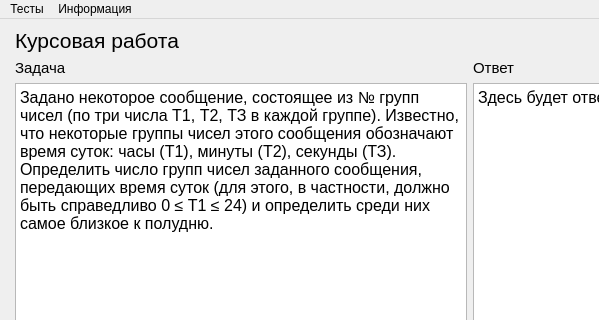
First picture: the form in mainwindow.ui, repository sddwbbs/karina_coursework, before the edit; both pictures show x 0 to 599 and y 0 to 320 of the 939 by 607 pixel window.
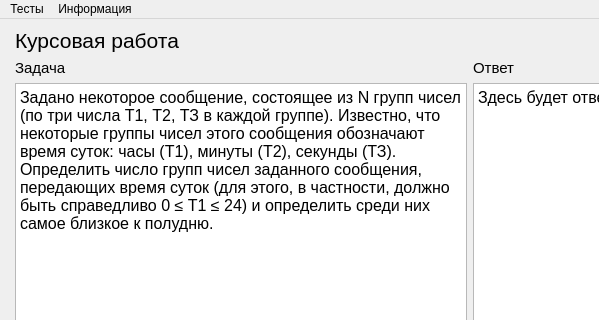
Second picture: the form after the edit.

The edit to the form file:
```diff
--- a/mainwindow.ui
+++ b/mainwindow.ui
@@ -80,7 +80,7 @@
          <bool>true</bool>
         </property>
         <property name="plainText">
-         <string>Задано некоторое сообщение, состоящее из № групп чисел (по три числа Т1, Т2, ТЗ в каждой группе). Известно, что некоторые группы чисел этого сообщения обозначают время суток: часы (Т1), минуты (Т2), секунды (ТЗ). Определить число групп чисел заданного сообщения, передающих время суток (для этого, в частности, должно быть справедливо 0 ≤ Т1 ≤ 24) и определить среди них самое близкое к полудню.</string>
+         <string>Задано некоторое сообщение, состоящее из N групп чисел (по три числа Т1, Т2, ТЗ в каждой группе). Известно, что некоторые группы чисел этого сообщения обозначают время суток: часы (Т1), минуты (Т2), секунды (ТЗ). Определить число групп чисел заданного сообщения, передающих время суток (для этого, в частности, должно быть справедливо 0 ≤ Т1 ≤ 24) и определить среди них самое близкое к полудню.</string>
         </property>
        </widget>
       </item>
```
